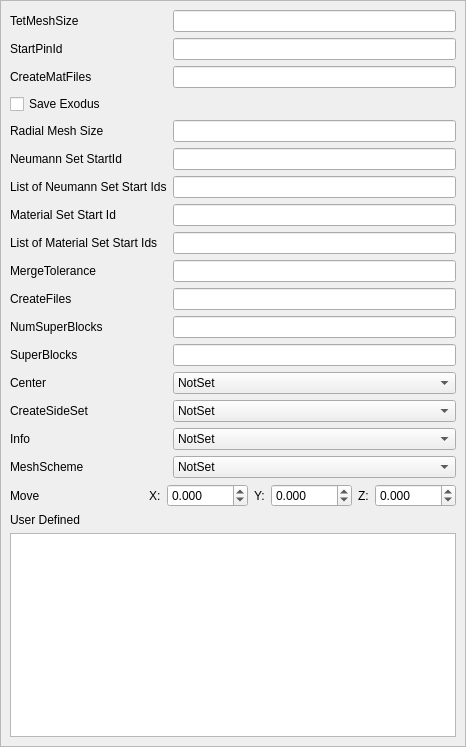
First picture: the form in Application/qAssyParameters.ui, repository Sprunth/RGG, before the edit.
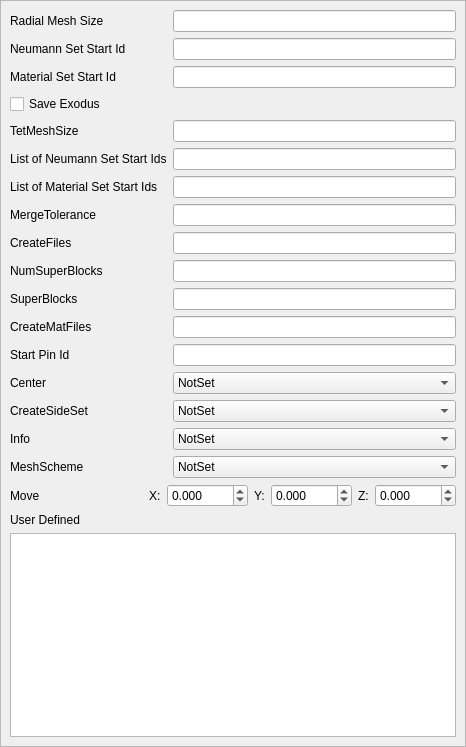
Second picture: the form after the edit.

```diff
--- a/Application/qAssyParameters.ui
+++ b/Application/qAssyParameters.ui
@@ -32,70 +32,21 @@
        </rect>
       </property>
       <layout class="QGridLayout" name="gridLayout_2">
-       <item row="30" column="1">
-        <widget class="QComboBox" name="Info">
-         <item>
-          <property name="text">
-           <string>NotSet</string>
-          </property>
-         </item>
-         <item>
-          <property name="text">
-           <string>On</string>
-          </property>
-         </item>
-         <item>
-          <property name="text">
-           <string>Off</string>
-          </property>
-         </item>
-        </widget>
-       </item>
-       <item row="27" column="0">
+       <item row="38" column="0">
         <widget class="QLabel" name="label_5">
          <property name="text">
           <string>Center</string>
          </property>
         </widget>
        </item>
-       <item row="11" column="0">
+       <item row="18" column="0">
         <widget class="QLabel" name="label_19">
          <property name="text">
           <string>List of Neumann Set Start Ids</string>
          </property>
         </widget>
        </item>
-       <item row="21" column="1">
-        <widget class="QLineEdit" name="NumSuperBlocks"/>
-       </item>
-       <item row="22" column="1">
-        <widget class="QLineEdit" name="SuperBlocks"/>
-       </item>
-       <item row="12" column="0">
-        <widget class="QLabel" name="label_11">
-         <property name="text">
-          <string>Material Set Start Id</string>
-         </property>
-        </widget>
-       </item>
-       <item row="29" column="0">
-        <widget class="QLabel" name="label_8">
-         <property name="text">
-          <string>CreateSideSet</string>
-         </property>
-        </widget>
-       </item>
-       <item row="12" column="1">
-        <widget class="QLineEdit" name="MaterialSet_StartId"/>
-       </item>
-       <item row="10" column="0">
-        <widget class="QLabel" name="label_10">
-         <property name="text">
-          <string>Neumann Set StartId</string>
-         </property>
-        </widget>
-       </item>
-       <item row="27" column="1">
+       <item row="38" column="1">
         <widget class="QComboBox" name="CenterXYZ">
          <item>
           <property name="text">
@@ -119,21 +70,14 @@
          </item>
         </widget>
        </item>
-       <item row="31" column="0">
+       <item row="42" column="0">
         <widget class="QLabel" name="label_4">
          <property name="text">
           <string>MeshScheme</string>
          </property>
         </widget>
        </item>
-       <item row="0" column="1">
-        <widget class="QLineEdit" name="TetMeshSize">
-         <property name="inputMethodHints">
-          <set>Qt::ImhNone</set>
-         </property>
-        </widget>
-       </item>
-       <item row="29" column="1">
+       <item row="40" column="1">
         <widget class="QComboBox" name="CreateSideset">
          <item>
           <property name="text">
@@ -152,122 +96,61 @@
          </item>
         </widget>
        </item>
-       <item row="21" column="0">
+       <item row="28" column="0">
         <widget class="QLabel" name="label_21">
          <property name="text">
           <string>NumSuperBlocks</string>
          </property>
         </widget>
        </item>
-       <item row="36" column="0" colspan="2">
+       <item row="47" column="0" colspan="2">
         <widget class="QLabel" name="label_23">
          <property name="text">
           <string>User Defined</string>
          </property>
         </widget>
        </item>
-       <item row="15" column="0">
+       <item row="22" column="0">
         <widget class="QLabel" name="label_14">
          <property name="text">
           <string>CreateFiles</string>
          </property>
         </widget>
        </item>
-       <item row="14" column="1">
+       <item row="21" column="1">
         <widget class="QLineEdit" name="MergeTolerance"/>
        </item>
-       <item row="13" column="1">
+       <item row="20" column="1">
         <widget class="QLineEdit" name="List_MaterialSet_StartId"/>
        </item>
-       <item row="8" column="0">
-        <widget class="QLabel" name="label_2">
-         <property name="text">
-          <string>Radial Mesh Size</string>
-         </property>
-        </widget>
-       </item>
-       <item row="30" column="0">
+       <item row="41" column="0">
         <widget class="QLabel" name="label_9">
          <property name="text">
           <string>Info</string>
          </property>
         </widget>
        </item>
-       <item row="22" column="0">
-        <widget class="QLabel" name="label_22">
-         <property name="text">
-          <string>SuperBlocks</string>
-         </property>
-        </widget>
-       </item>
-       <item row="2" column="1">
-        <widget class="QLineEdit" name="CreateMatFiles"/>
-       </item>
-       <item row="1" column="0">
-        <widget class="QLabel" name="label_15">
-         <property name="text">
-          <string>StartPinId</string>
-         </property>
-        </widget>
-       </item>
-       <item row="15" column="1">
+       <item row="22" column="1">
         <widget class="QLineEdit" name="CreateFiles"/>
        </item>
-       <item row="1" column="1">
-        <widget class="QLineEdit" name="StartPinId"/>
-       </item>
-       <item row="13" column="0">
+       <item row="20" column="0">
         <widget class="QLabel" name="label_20">
          <property name="text">
           <string>List of Material Set Start Ids</string>
          </property>
         </widget>
        </item>
-       <item row="8" column="1">
-        <widget class="QLineEdit" name="RadialMeshSize"/>
-       </item>
-       <item row="14" column="0">
+       <item row="21" column="0">
         <widget class="QLabel" name="label_13">
          <property name="text">
           <string>MergeTolerance</string>
          </property>
         </widget>
        </item>
-       <item row="2" column="0">
-        <widget class="QLabel" name="label_17">
-         <property name="text">
-          <string>CreateMatFiles</string>
-         </property>
-        </widget>
-       </item>
-       <item row="7" column="0">
-        <layout class="QHBoxLayout" name="horizontalLayout_19">
-         <item>
-          <widget class="QCheckBox" name="Save_Exodus">
-           <property name="text">
-            <string>Save Exodus</string>
-           </property>
-          </widget>
-         </item>
-        </layout>
-       </item>
-       <item row="37" column="0" colspan="2">
-        <widget class="QPlainTextEdit" name="Unknown"/>
-       </item>
-       <item row="0" column="0">
-        <widget class="QLabel" name="label">
-         <property name="text">
-          <string>TetMeshSize</string>
-         </property>
-        </widget>
-       </item>
-       <item row="10" column="1">
-        <widget class="QLineEdit" name="NeumannSet_StartId"/>
-       </item>
-       <item row="11" column="1">
+       <item row="18" column="1">
         <widget class="QLineEdit" name="List_NeumannSet_StartId"/>
        </item>
-       <item row="31" column="1">
+       <item row="42" column="1">
         <widget class="QComboBox" name="MeshScheme">
          <item>
           <property name="text">
@@ -286,7 +169,111 @@
          </item>
         </widget>
        </item>
-       <item row="35" column="0" colspan="2">
+       <item row="1" column="0">
+        <widget class="QLabel" name="label_2">
+         <property name="text">
+          <string>Radial Mesh Size</string>
+         </property>
+        </widget>
+       </item>
+       <item row="3" column="1">
+        <widget class="QLineEdit" name="NeumannSet_StartId">
+         <property name="toolTip">
+          <string>The start id for the Neumann Sets.  This makes sure assemblies have unique Neumann Set Ids.</string>
+         </property>
+        </widget>
+       </item>
+       <item row="3" column="0">
+        <widget class="QLabel" name="label_10">
+         <property name="text">
+          <string>Neumann Set Start Id</string>
+         </property>
+        </widget>
+       </item>
+       <item row="31" column="0">
+        <widget class="QLabel" name="label_17">
+         <property name="text">
+          <string>CreateMatFiles</string>
+         </property>
+        </widget>
+       </item>
+       <item row="9" column="1">
+        <widget class="QLineEdit" name="TetMeshSize">
+         <property name="inputMethodHints">
+          <set>Qt::ImhNone</set>
+         </property>
+        </widget>
+       </item>
+       <item row="28" column="1">
+        <widget class="QLineEdit" name="NumSuperBlocks"/>
+       </item>
+       <item row="29" column="1">
+        <widget class="QLineEdit" name="SuperBlocks"/>
+       </item>
+       <item row="40" column="0">
+        <widget class="QLabel" name="label_8">
+         <property name="text">
+          <string>CreateSideSet</string>
+         </property>
+        </widget>
+       </item>
+       <item row="29" column="0">
+        <widget class="QLabel" name="label_22">
+         <property name="text">
+          <string>SuperBlocks</string>
+         </property>
+        </widget>
+       </item>
+       <item row="48" column="0" colspan="2">
+        <widget class="QPlainTextEdit" name="Unknown"/>
+       </item>
+       <item row="31" column="1">
+        <widget class="QLineEdit" name="CreateMatFiles"/>
+       </item>
+       <item row="33" column="1">
+        <widget class="QLineEdit" name="StartPinId"/>
+       </item>
+       <item row="1" column="1">
+        <widget class="QLineEdit" name="RadialMeshSize">
+         <property name="toolTip">
+          <string>The length of the edges around the outer edge of the pins.</string>
+         </property>
+        </widget>
+       </item>
+       <item row="5" column="1">
+        <widget class="QLineEdit" name="MaterialSet_StartId">
+         <property name="toolTip">
+          <string>The start id for the Material Sets.  This makes sure assemblies have unique Material Ids number.</string>
+         </property>
+        </widget>
+       </item>
+       <item row="33" column="0">
+        <widget class="QLabel" name="label_15">
+         <property name="text">
+          <string>Start Pin Id</string>
+         </property>
+        </widget>
+       </item>
+       <item row="41" column="1">
+        <widget class="QComboBox" name="Info">
+         <item>
+          <property name="text">
+           <string>NotSet</string>
+          </property>
+         </item>
+         <item>
+          <property name="text">
+           <string>On</string>
+          </property>
+         </item>
+         <item>
+          <property name="text">
+           <string>Off</string>
+          </property>
+         </item>
+        </widget>
+       </item>
+       <item row="46" column="0" colspan="2">
         <layout class="QHBoxLayout" name="horizontalLayout_2">
          <item>
           <widget class="QLabel" name="label_6">
@@ -370,6 +357,27 @@
          </item>
         </layout>
        </item>
+       <item row="5" column="0">
+        <widget class="QLabel" name="label_11">
+         <property name="text">
+          <string>Material Set Start Id</string>
+         </property>
+        </widget>
+       </item>
+       <item row="7" column="0">
+        <widget class="QCheckBox" name="Save_Exodus">
+         <property name="text">
+          <string>Save Exodus</string>
+         </property>
+        </widget>
+       </item>
+       <item row="9" column="0">
+        <widget class="QLabel" name="label">
+         <property name="text">
+          <string>TetMeshSize</string>
+         </property>
+        </widget>
+       </item>
       </layout>
      </widget>
     </widget>
```
Left out of the diff: 10 changed lines with no effect on the pictures.
